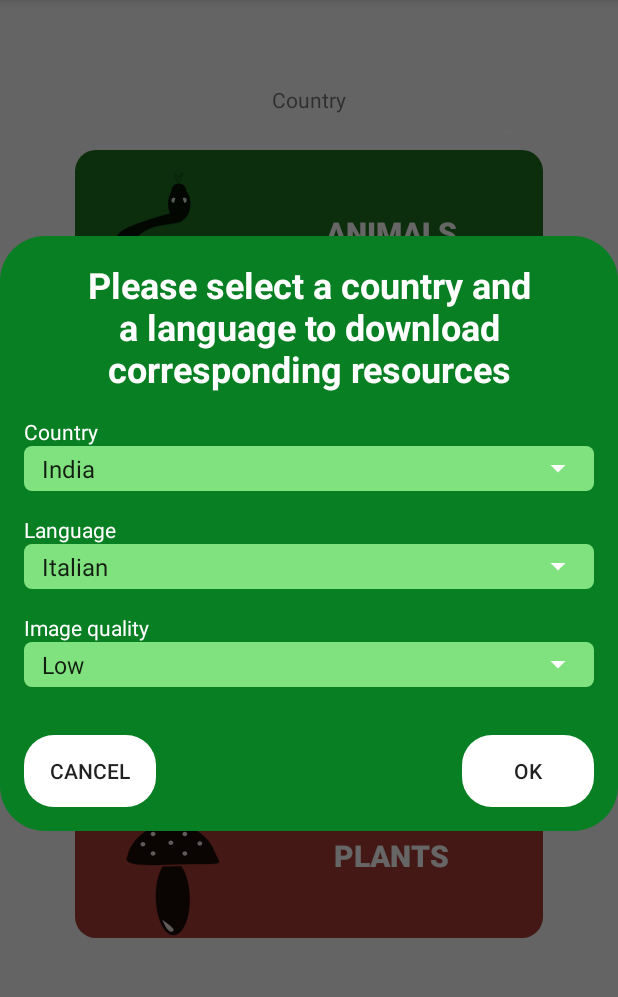
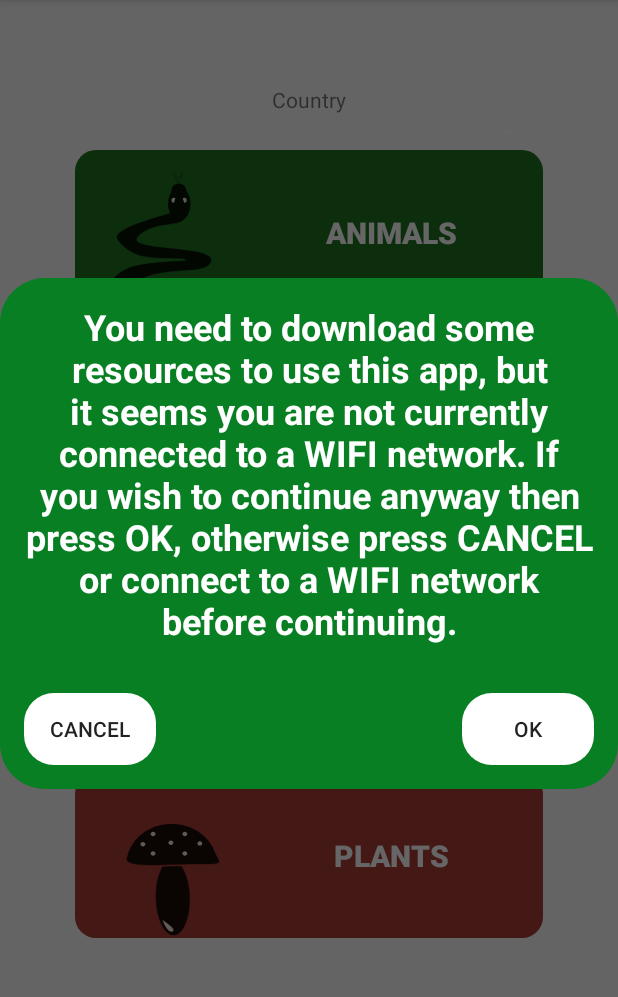
Before and after one commit to detogni-elia/Progetto-embedded, an Android app: the screen it shows after launch (MainActivity), on a phone screen of 412 x 824 dp, the part 84-1081 px from its top. Run offline under Robolectric (Android 15) with nearby library versions, the phone set to English and light mode, and no system bars; 3 statements that could not run were skipped.

Commit message:
Added warning message if user is connected via metered connection before downloading resources

```diff
--- a/app/src/main/AndroidManifest.xml
+++ b/app/src/main/AndroidManifest.xml
@@ -5,6 +5,7 @@
 
     <uses-permission android:name="android.permission.ACCESS_FINE_LOCATION" />
     <uses-permission android:name="android.permission.ACCESS_COARSE_LOCATION" />
+    <uses-permission android:name="android.permission.ACCESS_NETWORK_STATE" />
     <uses-permission android:name="android.permission.INTERNET" />
     <uses-permission android:name="android.permission.READ_EXTERNAL_STORAGE" />
     <uses-permission android:name="android.permission.WRITE_EXTERNAL_STORAGE" />
--- a/app/src/main/java/com/detons97gmail/progetto_embedded/Activities/MainActivity.java
+++ b/app/src/main/java/com/detons97gmail/progetto_embedded/Activities/MainActivity.java
@@ -7,6 +7,7 @@ import androidx.appcompat.widget.Toolbar;
 import androidx.core.app.ActivityCompat;
 import androidx.core.content.ContextCompat;
 import androidx.drawerlayout.widget.DrawerLayout;
+import androidx.fragment.app.Fragment;
 
 import android.Manifest;
 import android.app.Dialog;
@@ -21,6 +22,7 @@ import android.content.res.Configuration;
 import android.content.res.Resources;
 import android.graphics.Color;
 import android.graphics.drawable.ColorDrawable;
+import android.net.ConnectivityManager;
 import android.os.Bundle;
 import android.os.IBinder;
 import android.util.DisplayMetrics;
@@ -33,14 +35,16 @@ import android.widget.Button;
 import android.widget.Spinner;
 import android.widget.Toast;
 
+import com.google.android.material.navigation.NavigationView;
+import java.util.List;
+import java.util.Locale;
+
+import com.detons97gmail.progetto_embedded.Fragments.ConnectionDialogFragment;
 import com.detons97gmail.progetto_embedded.Fragments.ResourcesDownloadDialogFragment;
 import com.detons97gmail.progetto_embedded.Services.FakeDownloadIntentService;
 import com.detons97gmail.progetto_embedded.Utilities;
 import com.detons97gmail.progetto_embedded.Values;
 import com.detons97gmail.progetto_embedded.R;
-import com.google.android.material.navigation.NavigationView;
-
-import java.util.Locale;
 
 public class MainActivity extends AppCompatActivity implements NavigationView.OnNavigationItemSelectedListener, FakeDownloadIntentService.DownloadCallbacks{
     private static final String TAG = "MainActivity";
@@ -305,9 +309,28 @@ public class MainActivity extends AppCompatActivity implements NavigationView.On
                 Log.v(TAG, "Service is already running");
             }
 
-            //If service is not running, we ask the user to download resources
-            else
-                new ResourcesDownloadDialogFragment().show(getSupportFragmentManager(), "downloader");
+            //If service is not running, it means we should ask the user to download resources
+            else {
+                //We show a message only if there isn't one already on screen. We want to avoid overlap of identical DialogFragments
+                List<Fragment> fragments = getSupportFragmentManager().getFragments();
+                boolean alreadyShowing = false;
+                for (Fragment fragment : fragments) {
+                    String fragmentName = fragment.getClass().getSimpleName();
+                    if (fragmentName.equals(ConnectionDialogFragment.class.getSimpleName()) || fragmentName.equals(ResourcesDownloadDialogFragment.class.getSimpleName()))
+                        alreadyShowing = true;
+                }
+                if (!alreadyShowing) {
+                    //We show a cautionary message to the user about downloading with a metered connection if that's the case
+                    ConnectivityManager cm = (ConnectivityManager) getSystemService(Context.CONNECTIVITY_SERVICE);
+                    boolean isConnectionMetered = cm != null && cm.isActiveNetworkMetered();
+                    if(isConnectionMetered)
+                        new ConnectionDialogFragment().show(getSupportFragmentManager(), "alert");
+                        //new ResourcesDownloadDialogFragment().show(getSupportFragmentManager(), "download");
+
+                    else
+                        new ResourcesDownloadDialogFragment().show(getSupportFragmentManager(), "download");
+                }
+            }
 
             //Register as callback to get updates regarding downloads
             mService.setCallback(MainActivity.this);
--- a/app/src/main/java/com/detons97gmail/progetto_embedded/Activities/SymptomsSelectionActivity.java
+++ b/app/src/main/java/com/detons97gmail/progetto_embedded/Activities/SymptomsSelectionActivity.java
@@ -5,6 +5,7 @@ import android.content.ComponentName;
 import android.content.Context;
 import android.content.Intent;
 import android.content.ServiceConnection;
+import android.net.ConnectivityManager;
 import android.os.Bundle;
 import android.os.IBinder;
 import android.util.Log;
@@ -18,10 +19,12 @@ import androidx.appcompat.app.ActionBar;
 import androidx.appcompat.app.AppCompatActivity;
 import androidx.appcompat.widget.SearchView;
 import androidx.appcompat.widget.Toolbar;
+import androidx.fragment.app.Fragment;
 import androidx.recyclerview.widget.LinearLayoutManager;
 import androidx.recyclerview.widget.RecyclerView;
 
 import com.detons97gmail.progetto_embedded.Adapters.SymptomsSearchAdapter;
+import com.detons97gmail.progetto_embedded.Fragments.ConnectionDialogFragment;
 import com.detons97gmail.progetto_embedded.Fragments.ResourcesDownloadDialogFragment;
 import com.detons97gmail.progetto_embedded.R;
 import com.detons97gmail.progetto_embedded.Services.FakeDownloadIntentService;
@@ -30,6 +33,7 @@ import com.detons97gmail.progetto_embedded.Values;
 import com.google.android.material.floatingactionbutton.FloatingActionButton;
 
 import java.util.ArrayList;
+import java.util.List;
 
 public class SymptomsSelectionActivity extends AppCompatActivity implements SymptomsSearchAdapter.OnSymptomCheckListener, ComponentCallbacks2, FakeDownloadIntentService.DownloadCallbacks {
     private final String TAG = this.getClass().getSimpleName();
@@ -251,9 +255,28 @@ public class SymptomsSelectionActivity extends AppCompatActivity implements Symp
             if(mService.isRunning()) {
                 Log.v(TAG, "Service is already running");
             }
-            //If service is not running, we ask the user to download resources
-            else
-                new ResourcesDownloadDialogFragment().show(getSupportFragmentManager(), "download");
+            //If service is not running, it means we should ask the user to download resources
+            else {
+                //We show a message only if there isn't one already on screen. We want to avoid overlap of identical DialogFragments
+                List<Fragment> fragments = getSupportFragmentManager().getFragments();
+                boolean alreadyShowing = false;
+                for (Fragment fragment : fragments) {
+                    String fragmentName = fragment.getClass().getSimpleName();
+                    if (fragmentName.equals(ConnectionDialogFragment.class.getSimpleName()) || fragmentName.equals(ResourcesDownloadDialogFragment.class.getSimpleName()))
+                        alreadyShowing = true;
+                }
+                if (!alreadyShowing) {
+                    //We show a cautionary message to the user about downloading with a metered connection if that's the case
+                    ConnectivityManager cm = (ConnectivityManager) getSystemService(Context.CONNECTIVITY_SERVICE);
+                    boolean isConnectionMetered = cm != null && cm.isActiveNetworkMetered();
+                    if(isConnectionMetered)
+                        new ConnectionDialogFragment().show(getSupportFragmentManager(), "alert");
+                        //new ResourcesDownloadDialogFragment().show(getSupportFragmentManager(), "download");
+
+                    else
+                        new ResourcesDownloadDialogFragment().show(getSupportFragmentManager(), "download");
+                }
+            }
 
             mService.setCallback(SymptomsSelectionActivity.this);
         }
--- /dev/null
+++ b/app/src/main/java/com/detons97gmail/progetto_embedded/Fragments/ConnectionDialogFragment.java
@@ -0,0 +1,51 @@
+package com.detons97gmail.progetto_embedded.Fragments;
+
+import android.graphics.Color;
+import android.graphics.drawable.ColorDrawable;
+import android.os.Bundle;
+import android.view.LayoutInflater;
+import android.view.View;
+import android.view.ViewGroup;
+import android.view.Window;
+import android.widget.Button;
+
+import androidx.fragment.app.DialogFragment;
+import androidx.fragment.app.FragmentManager;
+
+import com.detons97gmail.progetto_embedded.R;
+
+public class ConnectionDialogFragment extends DialogFragment {
+    @Override
+    public View onCreateView(LayoutInflater inflater, ViewGroup container, Bundle savedInstanceState){
+        //TODO: CHANGE LAYOUT
+        View view = inflater.inflate(R.layout.connection_alert_dialog_layout, container, false);
+        if(getDialog() != null && getDialog().getWindow()!= null){
+            getDialog().getWindow().setBackgroundDrawable(new ColorDrawable(Color.TRANSPARENT));
+            getDialog().getWindow().requestFeature(Window.FEATURE_NO_TITLE);
+        }
+        return view;
+    }
+
+    @Override
+    public void onViewCreated(View view, Bundle savedInstanceState){
+        Button okButton = view.findViewById(R.id.ok_button);
+        Button cancelButton = view.findViewById(R.id.cancel_button);
+
+        okButton.setOnClickListener(new View.OnClickListener() {
+            @Override
+            public void onClick(View v) {
+                dismiss();
+                FragmentManager manager = getFragmentManager();
+                if(manager != null)
+                    new ResourcesDownloadDialogFragment().show(manager, "download");
+            }
+        });
+
+        cancelButton.setOnClickListener(new View.OnClickListener() {
+            @Override
+            public void onClick(View v) {
+                dismiss();
+            }
+        });
+    }
+}
--- a/app/src/main/java/com/detons97gmail/progetto_embedded/Fragments/ResourcesDownloadDialogFragment.java
+++ b/app/src/main/java/com/detons97gmail/progetto_embedded/Fragments/ResourcesDownloadDialogFragment.java
@@ -64,10 +64,10 @@ public class ResourcesDownloadDialogFragment extends DialogFragment {
         imagesQualityAdapter.setDropDownViewResource(android.R.layout.simple_spinner_dropdown_item);
         image_quality_spinner.setAdapter(imagesQualityAdapter);
 
-        Button ok_button = view.findViewById(R.id.ok_button);
-        Button cancel_button = view.findViewById(R.id.cancel_button);
+        Button okButton = view.findViewById(R.id.ok_button);
+        Button cancelButton = view.findViewById(R.id.cancel_button);
 
-        ok_button.setOnClickListener(new View.OnClickListener() {
+        okButton.setOnClickListener(new View.OnClickListener() {
             @Override
             public void onClick(View v) {
                 //Get selected item for each spinner
@@ -92,7 +92,7 @@ public class ResourcesDownloadDialogFragment extends DialogFragment {
             }
         });
 
-        cancel_button.setOnClickListener(new View.OnClickListener() {
+        cancelButton.setOnClickListener(new View.OnClickListener() {
             @Override
             public void onClick(View v) {
                 dismiss();
--- /dev/null
+++ b/app/src/main/res/layout/connection_alert_dialog_layout.xml
@@ -0,0 +1,44 @@
+<?xml version="1.0" encoding="utf-8"?>
+<androidx.constraintlayout.widget.ConstraintLayout xmlns:android="http://schemas.android.com/apk/res/android"
+    android:layout_width="match_parent"
+    android:layout_height="match_parent"
+    xmlns:app="http://schemas.android.com/apk/res-auto"
+    android:background="@drawable/dialog_background"
+    android:padding="16dp">
+
+    <TextView
+        android:id="@+id/textView"
+        android:layout_width="match_parent"
+        android:layout_height="wrap_content"
+        android:text="@string/connection_alert_dialog_message"
+        app:layout_constraintTop_toTopOf="parent"
+        app:layout_constraintStart_toStartOf="parent"
+        app:layout_constraintEnd_toEndOf="parent"
+        android:textSize="24sp"
+        android:textStyle="bold"
+        android:textAlignment="center"
+        android:textColor="@android:color/white"/>
+
+    <Button
+        android:id="@+id/ok_button"
+        android:layout_width="wrap_content"
+        android:layout_height="wrap_content"
+        app:layout_constraintTop_toBottomOf="@id/textView"
+        app:layout_constraintEnd_toEndOf="parent"
+        android:layout_marginTop="32dp"
+        android:text="@android:string/ok"
+        android:background="@drawable/button_ripple_effect_white"
+        android:stateListAnimator="@null"/>
+
+    <Button
+        android:id="@+id/cancel_button"
+        android:layout_width="wrap_content"
+        android:layout_height="wrap_content"
+        app:layout_constraintTop_toBottomOf="@id/textView"
+        app:layout_constraintStart_toStartOf="parent"
+        android:layout_marginTop="32dp"
+        android:text="@android:string/cancel"
+        android:background="@drawable/button_ripple_effect_white"
+        android:stateListAnimator="@null"/>
+
+</androidx.constraintlayout.widget.ConstraintLayout>
--- a/app/src/main/res/values/strings.xml
+++ b/app/src/main/res/values/strings.xml
@@ -70,6 +70,7 @@
     <string name="high">High</string>
     <string name="update_location">Update Location</string>
     <string name="remove_cache">Delete cache</string>
+    <string name="connection_alert_dialog_message">You need to download some resources to use this app, but it seems you are not currently connected to a WIFI network. If you wish to continue anyway then press OK, otherwise press CANCEL or connect to a WIFI network before continuing.</string>
 
 
 </resources>
```
Also changed, not shown: 1 other file.
